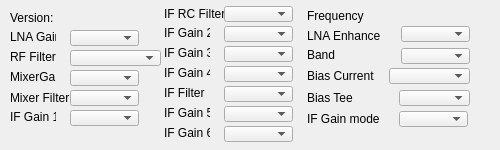
Old version of the form funcubeoptions.ui in the repository oldscienceguy/PebbleSDR.
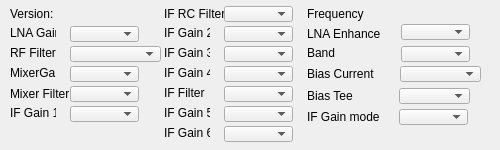
New version of the form.

```diff
--- a/funcubeoptions.ui
+++ b/funcubeoptions.ui
@@ -17,7 +17,7 @@
    <property name="geometry">
     <rect>
      <x>10</x>
-     <y>10</y>
+     <y>6</y>
      <width>151</width>
      <height>16</height>
     </rect>
@@ -30,7 +30,7 @@
    <property name="geometry">
     <rect>
      <x>10</x>
-     <y>30</y>
+     <y>26</y>
      <width>46</width>
      <height>13</height>
     </rect>
@@ -43,7 +43,7 @@
    <property name="geometry">
     <rect>
      <x>10</x>
-     <y>50</y>
+     <y>46</y>
      <width>46</width>
      <height>13</height>
     </rect>
@@ -56,7 +56,7 @@
    <property name="geometry">
     <rect>
      <x>10</x>
-     <y>70</y>
+     <y>66</y>
      <width>46</width>
      <height>13</height>
     </rect>
@@ -69,7 +69,7 @@
    <property name="geometry">
     <rect>
      <x>10</x>
-     <y>90</y>
+     <y>86</y>
      <width>61</width>
      <height>16</height>
     </rect>
@@ -82,7 +82,7 @@
    <property name="geometry">
     <rect>
      <x>10</x>
-     <y>110</y>
+     <y>106</y>
      <width>46</width>
      <height>13</height>
     </rect>
@@ -186,7 +186,7 @@
    <property name="geometry">
     <rect>
      <x>307</x>
-     <y>28</y>
+     <y>26</y>
      <width>88</width>
      <height>16</height>
     </rect>
@@ -199,7 +199,7 @@
    <property name="geometry">
     <rect>
      <x>307</x>
-     <y>48</y>
+     <y>46</y>
      <width>46</width>
      <height>13</height>
     </rect>
@@ -212,7 +212,7 @@
    <property name="geometry">
     <rect>
      <x>307</x>
-     <y>67</y>
+     <y>65</y>
      <width>90</width>
      <height>17</height>
     </rect>
@@ -225,7 +225,7 @@
    <property name="geometry">
     <rect>
      <x>307</x>
-     <y>111</y>
+     <y>109</y>
      <width>84</width>
      <height>16</height>
     </rect>
@@ -238,7 +238,7 @@
    <property name="geometry">
     <rect>
      <x>307</x>
-     <y>8</y>
+     <y>6</y>
      <width>191</width>
      <height>16</height>
     </rect>
@@ -251,7 +251,7 @@
    <property name="geometry">
     <rect>
      <x>70</x>
-     <y>30</y>
+     <y>26</y>
      <width>69</width>
      <height>16</height>
     </rect>
@@ -266,7 +266,7 @@
    <property name="geometry">
     <rect>
      <x>70</x>
-     <y>50</y>
+     <y>46</y>
      <width>91</width>
      <height>16</height>
     </rect>
@@ -276,7 +276,7 @@
    <property name="geometry">
     <rect>
      <x>70</x>
-     <y>70</y>
+     <y>66</y>
      <width>69</width>
      <height>16</height>
     </rect>
@@ -286,7 +286,7 @@
    <property name="geometry">
     <rect>
      <x>70</x>
-     <y>90</y>
+     <y>86</y>
      <width>69</width>
      <height>16</height>
     </rect>
@@ -296,7 +296,7 @@
    <property name="geometry">
     <rect>
      <x>70</x>
-     <y>110</y>
+     <y>106</y>
      <width>69</width>
      <height>16</height>
     </rect>
@@ -376,7 +376,7 @@
    <property name="geometry">
     <rect>
      <x>401</x>
-     <y>26</y>
+     <y>24</y>
      <width>69</width>
      <height>16</height>
     </rect>
@@ -386,7 +386,7 @@
    <property name="geometry">
     <rect>
      <x>401</x>
-     <y>48</y>
+     <y>46</y>
      <width>69</width>
      <height>16</height>
     </rect>
@@ -395,8 +395,8 @@
   <widget class="QComboBox" name="BiasCurrent">
    <property name="geometry">
     <rect>
-     <x>389</x>
-     <y>68</y>
+     <x>400</x>
+     <y>66</y>
      <width>81</width>
      <height>16</height>
     </rect>
@@ -406,7 +406,7 @@
    <property name="geometry">
     <rect>
      <x>399</x>
-     <y>111</y>
+     <y>109</y>
      <width>69</width>
      <height>16</height>
     </rect>
@@ -416,7 +416,7 @@
    <property name="geometry">
     <rect>
      <x>399</x>
-     <y>90</y>
+     <y>88</y>
      <width>71</width>
      <height>16</height>
     </rect>
@@ -426,7 +426,7 @@
    <property name="geometry">
     <rect>
      <x>307</x>
-     <y>90</y>
+     <y>88</y>
      <width>71</width>
      <height>16</height>
     </rect>
```
